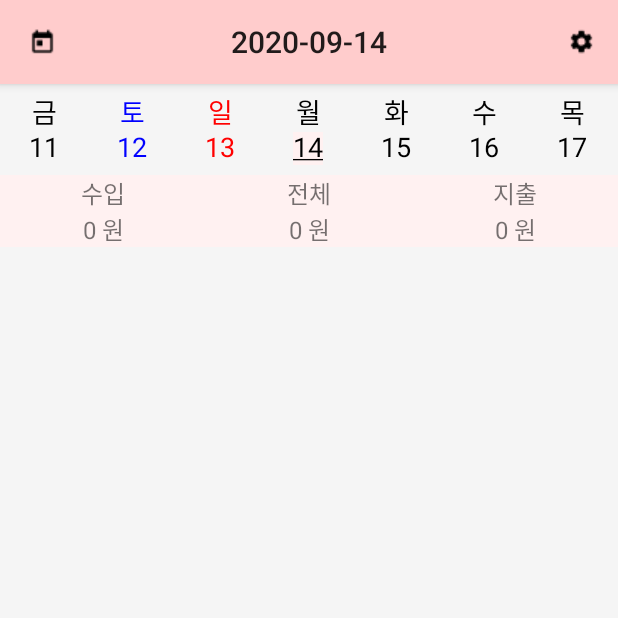
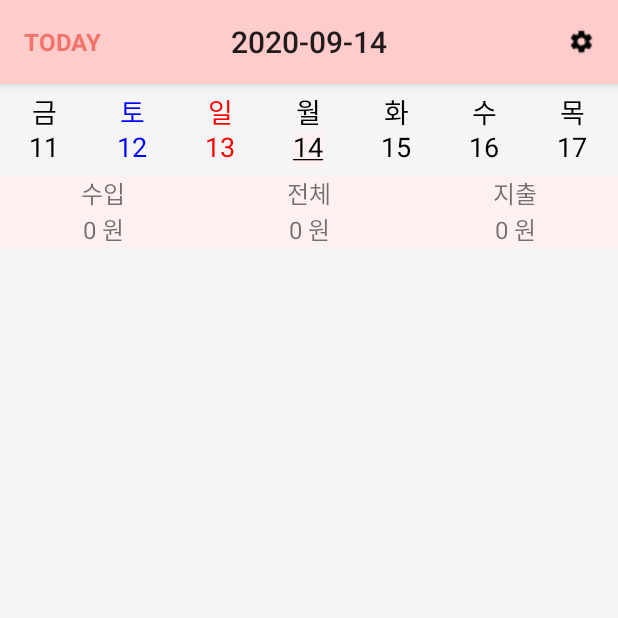
Before and after one commit to seti05/moneyBook, an Android app: the screen it shows after launch (MainActivity), on a phone screen of 412 x 824 dp, the top half of it. Run offline under Robolectric (Android 15) with nearby library versions, the phone set to English and light mode, and no system bars; libraries missing offline, so code that uses them is left out: com.pedro.library; 1 statement that could not run was skipped.

Commit message:
- 수정버튼 이벤트안걸리는것 수정 - 상세내역 디자인변경 - 상단바 today추가

```diff
--- a/app/src/main/java/com/example/moneybook/daily/DailyFragment.java
+++ b/app/src/main/java/com/example/moneybook/daily/DailyFragment.java
@@ -54,7 +54,7 @@ import static android.R.id.home;
 @RequiresApi(api = Build.VERSION_CODES.O)
 public class DailyFragment extends Fragment {
     TextView before3,before2,before1,select,next1,next2,next3;
-    TextView titleTextView;
+    TextView titleTextView,todayTextView;
     TextView incomeT,totalT,expenseT;
 
     Toolbar toolbar;
@@ -96,8 +96,9 @@ public class DailyFragment extends Fragment {
         ((MainActivity)getActivity()).setSupportActionBar(toolbar);
         ActionBar actionBar = ((MainActivity)getActivity()).getSupportActionBar();
         actionBar.setDisplayShowTitleEnabled(false);//원래 상단바의 이름을 감춤
-        actionBar.setDisplayHomeAsUpEnabled(true);
-        actionBar.setHomeAsUpIndicator(R.drawable.today);
+        todayTextView=view.findViewById(R.id.todaytextview);
+//        actionBar.setDisplayHomeAsUpEnabled(true);
+//        actionBar.setHomeAsUpIndicator(R.drawable.today);
 
         Date current = Calendar.getInstance().getTime();
         String date = new SimpleDateFormat("yyyy-MM-dd", Locale.getDefault()).format(current);
@@ -118,6 +119,17 @@ public class DailyFragment extends Fragment {
                 DatePickerDialog datePickerDialog = new DatePickerDialog(getContext(), listener, today.getYear(), today.getMonthValue()-1, today.getDayOfMonth());
                 datePickerDialog.getDatePicker().setCalendarViewShown(false);
                 datePickerDialog.show();
+            }
+        });
+
+        todayTextView.setOnClickListener(new View.OnClickListener() {
+            @Override
+            public void onClick(View v) {
+                Date current = Calendar.getInstance().getTime();
+                String date = new SimpleDateFormat("yyyy-MM-dd", Locale.getDefault()).format(current);
+                titleTextView.setText(date);
+                setSevenDays();
+                setCardView();
             }
         });
 
@@ -325,7 +337,9 @@ public class DailyFragment extends Fragment {
             //Log.d("TAG", "cardView.getLayoutParams()는 널이다 ");
         }else {
             LinearLayout.LayoutParams layoutParams= (LinearLayout.LayoutParams) cardView.getLayoutParams();
-            layoutParams.topMargin=10;
+            layoutParams.bottomMargin=10;
+            layoutParams.leftMargin=18;
+            layoutParams.rightMargin=18;
             cardView.setLayoutParams(layoutParams);
         }
         //카드뷰에 터치이벤트걸기
@@ -353,7 +367,7 @@ public class DailyFragment extends Fragment {
             @SuppressLint("ClickableViewAccessibility")
             @Override
             public void onClick(View v) {
-                Log.d("스크롤뷰클릭이벤트 제발", "onClick: "+dailyInAndOut.toString());
+                //Log.d("스크롤뷰클릭이벤트 제발", "onClick: "+dailyInAndOut.toString());
                 Intent intent = new Intent(getContext(), UpdateMoneyBookActivity.class);
                 intent.addFlags(Intent.FLAG_ACTIVITY_NEW_TASK|Intent.FLAG_ACTIVITY_SINGLE_TOP);
                 intent.putExtra("contents",dailyInAndOut);
@@ -362,9 +376,7 @@ public class DailyFragment extends Fragment {
 
             @Override
             public void hidefabAction() {
-                //super.hidefabAction();
                 fab.hide();
-                //Log.d("플러스버튼 사라짐", "hidefabAction: ");
             }
 
             @SuppressLint("ClickableViewAccessibility")
@@ -406,14 +418,8 @@ public class DailyFragment extends Fragment {
 
     @Override
     public boolean onOptionsItemSelected(@NonNull MenuItem item) {
-        Date current = Calendar.getInstance().getTime();
-        String date = new SimpleDateFormat("yyyy-MM-dd", Locale.getDefault()).format(current);
-        if(home == item.getItemId()){
-            titleTextView.setText(date);
-            setSevenDays();
-            setCardView();
-            return true;
-        }else if(R.id.tab5 == item.getItemId()){
+
+       if(R.id.tab5 == item.getItemId()){
             Intent intent = new Intent(getContext(), SettingsActivity.class);
             intent.addFlags(Intent.FLAG_ACTIVITY_NEW_TASK|Intent.FLAG_ACTIVITY_CLEAR_TOP);
             startActivity(intent);
--- a/app/src/main/res/layout/fragment_daily.xml
+++ b/app/src/main/res/layout/fragment_daily.xml
@@ -17,6 +17,17 @@
             android:layout_height="wrap_content"
             android:elevation="1dp">
             <TextView
+                android:id="@+id/todaytextview"
+                android:layout_width="wrap_content"
+                android:layout_height="wrap_content"
+                android:text="TODAY"
+                android:textStyle="bold"
+                android:textSize="16sp"
+                android:textColor="#F37369">
+            </TextView>
+
+
+            <TextView
                 android:id="@+id/titleText"
                 android:layout_width="wrap_content"
                 android:layout_height="wrap_content"
@@ -25,6 +36,7 @@
             </TextView>
 
         </androidx.appcompat.widget.Toolbar>
+
     </com.google.android.material.appbar.AppBarLayout>
     <FrameLayout
         android:id="@+id/daily_frameLayout"
@@ -182,12 +194,14 @@
             <ScrollView
                 android:id="@+id/scrollview"
                 android:layout_width="match_parent"
-                android:layout_height="wrap_content">
+                android:layout_height="wrap_content"
+                android:layout_marginTop="5dp">
 
                 <LinearLayout
                     android:id="@+id/testlinearlayout"
                     android:layout_width="match_parent"
                     android:layout_height="wrap_content"
+                    android:layout_marginBottom="10dp"
                     android:orientation="vertical" />
             </ScrollView>
 
```
Also changed, not shown: app/src/main/java/com/example/moneybook/daily/OnSwipeTouchListener.java (+35 -15 lines), app/src/main/java/com/example/moneybook/daily/UpdateMoneyBookActivity.java (+9 -10 lines).
